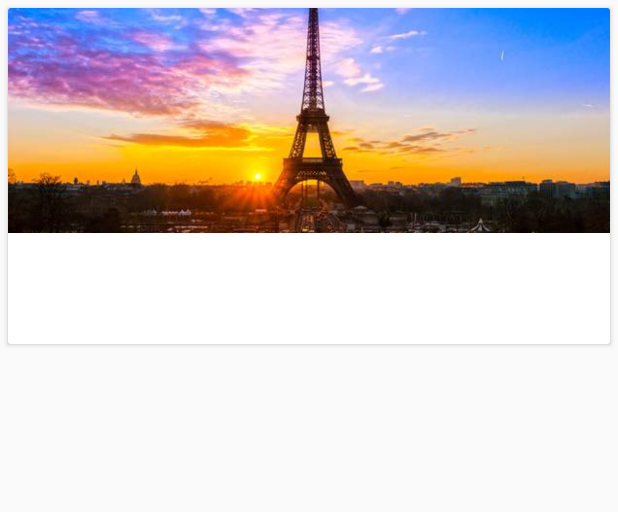
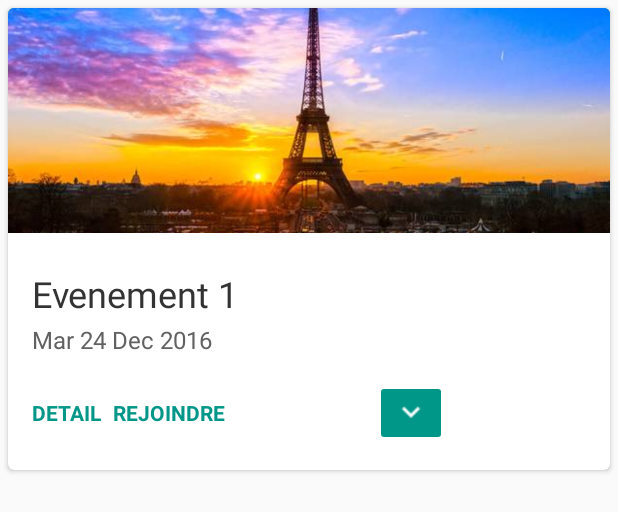
Before and after one commit to arnaud-roland/Wavent-Android, an Android app: the layout event_holder_layout.xml on its own in the app's theme, with its tools: preview values and no code run, on a phone screen of 412 x 824 dp. Shown: the top 512 px of the screen. Run offline under Robolectric (Android 15) with nearby library versions, the phone set to English and light mode, and no system bars; network calls fail.

Commit message:
Modification des cardview

```diff
--- a/app/src/main/java/com/wavent/src/adapter/RecyclerAdapter.java
+++ b/app/src/main/java/com/wavent/src/adapter/RecyclerAdapter.java
@@ -2,6 +2,7 @@ package com.wavent.src.adapter;
 
 import android.support.v7.widget.LinearLayoutManager;
 import android.support.v7.widget.RecyclerView;
+import android.transition.TransitionManager;
 import android.view.LayoutInflater;
 import android.view.View;
 import android.view.ViewGroup;
@@ -30,6 +31,8 @@ public class RecyclerAdapter extends RecyclerView.Adapter<RecyclerView.ViewHolde
     private int visibleThreshold = 5;
     private int lastVisibleItem, totalItemCount;
     private int current_page = 1;
+
+    private int mExpandedPosition = -1;
 
     List<Event> list;
 
@@ -76,6 +79,7 @@ public class RecyclerAdapter extends RecyclerView.Adapter<RecyclerView.ViewHolde
 
     @Override
     public void onBindViewHolder(RecyclerView.ViewHolder holder, int position) {
+        final boolean isExpanded = position==mExpandedPosition;
         if (holder instanceof RecyclerView.ViewHolder) {
             Event event = list.get(position);
             EventViewHolder myViewHolder = (EventViewHolder) holder;
--- a/app/src/main/res/layout/content_main.xml
+++ b/app/src/main/res/layout/content_main.xml
@@ -4,10 +4,8 @@
     xmlns:tools="http://schemas.android.com/tools"
     android:layout_width="match_parent"
     android:layout_height="match_parent"
-    android:paddingBottom="@dimen/activity_vertical_margin"
     android:paddingLeft="@dimen/activity_horizontal_margin"
     android:paddingRight="@dimen/activity_horizontal_margin"
-    android:paddingTop="@dimen/activity_vertical_margin"
     app:layout_behavior="@string/appbar_scrolling_view_behavior"
     tools:context=".src.activity.ListEventActivity"
     tools:showIn="@layout/app_bar_main">
--- a/app/src/main/res/layout/event_holder_layout.xml
+++ b/app/src/main/res/layout/event_holder_layout.xml
@@ -7,17 +7,19 @@
     android:layout_margin="5dp"
 
     app:cardBackgroundColor="@android:color/white"
-    app:cardCornerRadius="2dp"
+    app:cardCornerRadius="4dp"
     app:cardElevation="2dp">
 
     <LinearLayout
         android:layout_width="match_parent"
         android:layout_height="wrap_content"
+        android:animateLayoutChanges="true"
         android:orientation="vertical">
 
         <RelativeLayout
             android:layout_width="match_parent"
             android:layout_height="wrap_content"
+            android:background="@color/colorAccent"
             android:orientation="vertical">
 
             <ProgressBar
@@ -41,23 +43,76 @@
             android:layout_width="match_parent"
             android:layout_height="wrap_content"
             android:background="?android:selectableItemBackground"
-            android:paddingTop="20dp"
-            android:paddingLeft="20dp"
-            android:paddingBottom="2dp"
+            android:paddingTop="24dp"
+            android:paddingLeft="16dp"
+            android:paddingRight="16dp"
             android:fontFamily="sans-serif"
             android:textColor="#333"
-            android:textSize="18sp" />
+            android:textSize="24sp"
+            android:singleLine="true"
+            android:text="Evenement 1"
+            android:ellipsize="end"/>
+
+        <TextView
+            android:id="@+id/textDate"
+            android:layout_width="match_parent"
+            android:layout_height="wrap_content"
+            android:paddingLeft="16dp"
+            android:paddingRight="16dp"
+            android:paddingTop="3dp"
+            android:background="?android:selectableItemBackground"
+            android:fontFamily="sans-serif"
+            android:textColor="#616161"
+            android:textSize="16sp"
+            android:text="Mar 24 Dec 2016"
+            android:singleLine="true"/>
+
+        <LinearLayout
+            android:layout_width="wrap_content"
+            android:layout_height="wrap_content"
+            android:padding="16dp"
+            android:orientation="horizontal"
+            android:gravity="center_vertical">
+
+            <TextView
+                android:layout_width="wrap_content"
+                android:layout_height="wrap_content"
+                android:textColor="@color/colorAccent"
+                android:textStyle="bold"
+                android:layout_marginRight="8dp"
+                android:text="DETAIL"/>
+
+            <TextView
+                android:layout_width="wrap_content"
+                android:layout_height="wrap_content"
+                android:textColor="@color/colorAccent"
+                android:textStyle="bold"
+                android:text="REJOINDRE" />
+
+                <ImageButton
+                    android:id="@+id/expandableButton"
+                    android:layout_width="wrap_content"
+                    android:layout_height="wrap_content"
+                    android:backgroundTint="@color/colorAccent"
+                    android:layout_marginLeft="100dp"
+                    android:src="@drawable/ic_keyboard_arrow_down_white_24dp" />
+
+
+        </LinearLayout>
 
         <TextView
             android:id="@+id/textSubject"
+            android:visibility="gone"
             android:layout_width="match_parent"
             android:layout_height="wrap_content"
-            android:paddingLeft="20dp"
-            android:paddingBottom="5dp"
+            android:paddingLeft="16dp"
+            android:paddingRight="16dp"
+            android:paddingBottom="16dp"
             android:background="?android:selectableItemBackground"
             android:fontFamily="sans-serif"
             android:textColor="#616161"
             android:textSize="16sp" />
+
     </LinearLayout>
 
 </android.support.v7.widget.CardView>
```
Also changed, not shown: app/src/main/java/com/wavent/src/activity/ListEventActivity.java (+11 -1 lines), app/src/main/java/com/wavent/src/holder/EventViewHolder.java (+33 -1 lines), app/src/main/java/com/wavent/src/model/Event.java (+50 -0 lines), app/src/main/res/drawable/ic_keyboard_arrow_down_white_24dp.png (added).
